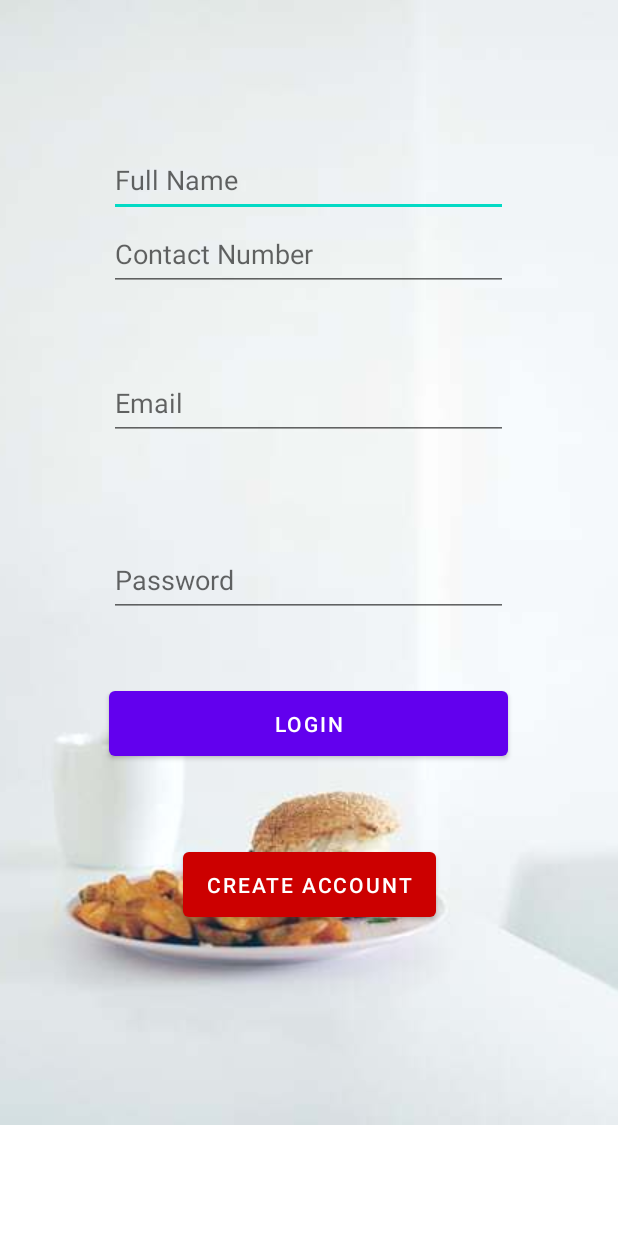
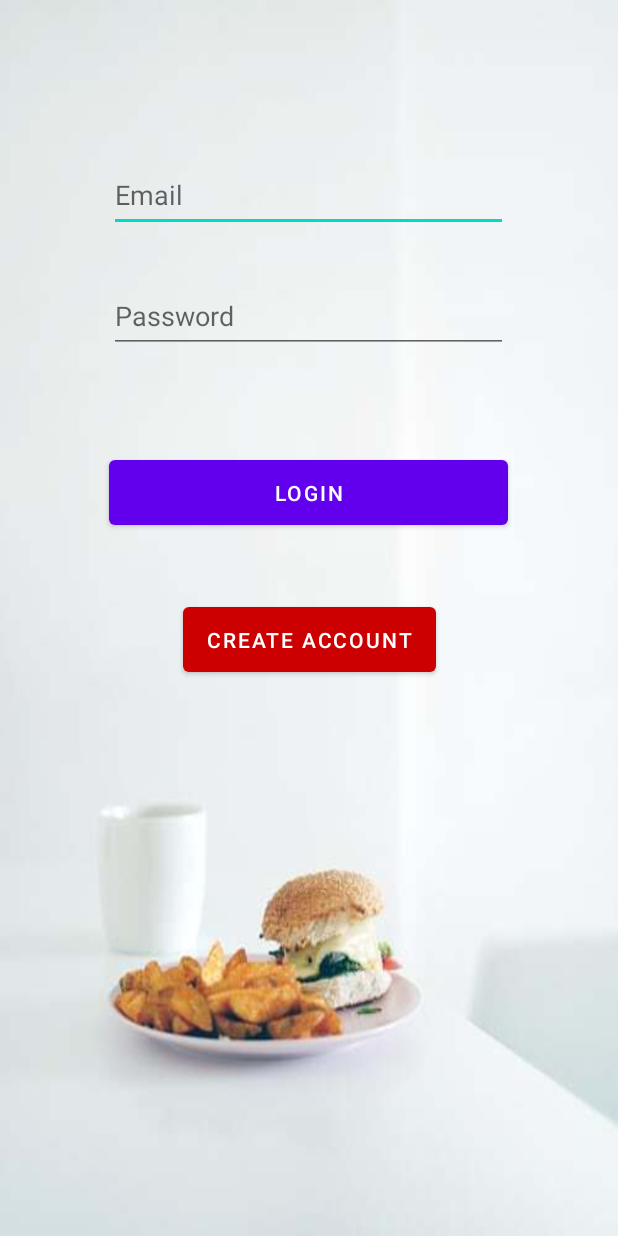
Before and after one commit to kryan717/hometohome, an Android app: the layout login_account.xml on its own in the app's theme, with its tools: preview values and no code run, on a phone screen of 412 x 824 dp. Run offline under Robolectric (Android 15) with nearby library versions, the phone set to English and light mode, and no system bars.

Commit message:
Modified set location and login account file

```diff
--- a/app/src/main/res/layout/login_account.xml
+++ b/app/src/main/res/layout/login_account.xml
@@ -5,51 +5,9 @@
     xmlns:app="http://schemas.android.com/apk/res-auto"
     xmlns:tools="http://schemas.android.com/tools"
     android:layout_width="match_parent"
-    android:layout_height="match_parent" >
+    android:layout_height="match_parent"
+    android:background="@drawable/burger">
 
-    <FrameLayout
-        android:layout_width="match_parent"
-        android:layout_height="match_parent" >
-
-    <ImageView
-            android:src="@drawable/burger"
-            android:scaleType="centerCrop"
-            android:layout_height="wrap_content"
-            android:layout_width="wrap_content"
-            tools:ignore="MissingConstraints" />
-    </FrameLayout>
-
-
-
-    <EditText
-        android:id="@+id/name"
-        android:layout_width="wrap_content"
-        android:layout_height="wrap_content"
-        android:ems="10"
-        android:hint="Full Name"
-        android:inputType="textPersonName"
-        android:minWidth="266dp"
-        android:minHeight="49dp"
-        app:layout_constraintBottom_toBottomOf="parent"
-        app:layout_constraintEnd_toEndOf="parent"
-        app:layout_constraintHorizontal_bias="0.496"
-        app:layout_constraintStart_toStartOf="parent"
-        app:layout_constraintTop_toTopOf="parent"
-        app:layout_constraintVertical_bias="0.123" />
-
-    <EditText
-        android:id="@+id/contact_number"
-        android:layout_width="wrap_content"
-        android:layout_height="wrap_content"
-        android:ems="10"
-        android:hint="Contact Number"
-        android:inputType="phone"
-        android:minWidth="266dp"
-        android:minHeight="49dp"
-        app:layout_constraintEnd_toEndOf="parent"
-        app:layout_constraintHorizontal_bias="0.496"
-        app:layout_constraintStart_toStartOf="parent"
-        app:layout_constraintTop_toBottomOf="@+id/name" />
 
     <EditText
         android:id="@+id/email"
@@ -64,8 +22,8 @@
         app:layout_constraintEnd_toEndOf="parent"
         app:layout_constraintHorizontal_bias="0.496"
         app:layout_constraintStart_toStartOf="parent"
-        app:layout_constraintTop_toBottomOf="@+id/contact_number"
-        app:layout_constraintVertical_bias="0.086" />
+        app:layout_constraintTop_toTopOf="parent"
+        app:layout_constraintVertical_bias="0.136" />
 
     <EditText
         android:id="@+id/password"
@@ -81,7 +39,7 @@
         app:layout_constraintHorizontal_bias="0.496"
         app:layout_constraintStart_toStartOf="parent"
         app:layout_constraintTop_toBottomOf="@+id/email"
-        app:layout_constraintVertical_bias="0.143" />
+        app:layout_constraintVertical_bias="0.051" />
 
     <Button
         android:id="@+id/login_btn"
@@ -105,6 +63,6 @@
         app:layout_constraintEnd_toEndOf="parent"
         app:layout_constraintStart_toStartOf="parent"
         app:layout_constraintTop_toBottomOf="@+id/login_btn"
-        app:layout_constraintVertical_bias="0.2" />
+        app:layout_constraintVertical_bias="0.104" />
 
 </androidx.constraintlayout.widget.ConstraintLayout>
--- a/app/src/main/res/layout/set_location.xml
+++ b/app/src/main/res/layout/set_location.xml
@@ -28,6 +28,7 @@
         android:inputType="textPersonName"
         android:minWidth="266dp"
         android:minHeight="49dp"
+        android:textAllCaps="true"
         app:layout_constraintBottom_toBottomOf="parent"
         app:layout_constraintEnd_toEndOf="parent"
         app:layout_constraintHorizontal_bias="0.496"
@@ -44,6 +45,7 @@
         android:inputType="textPersonName"
         android:minWidth="266dp"
         android:minHeight="49dp"
+        android:textAllCaps="true"
         app:layout_constraintBottom_toBottomOf="parent"
         app:layout_constraintEnd_toEndOf="parent"
         app:layout_constraintHorizontal_bias="0.496"
@@ -60,6 +62,7 @@
         android:inputType="textPersonName"
         android:minWidth="266dp"
         android:minHeight="49dp"
+        android:textAllCaps="true"
         app:layout_constraintBottom_toBottomOf="parent"
         app:layout_constraintEnd_toEndOf="parent"
         app:layout_constraintHorizontal_bias="0.496"
```
Also changed, not shown: 1 other file.
